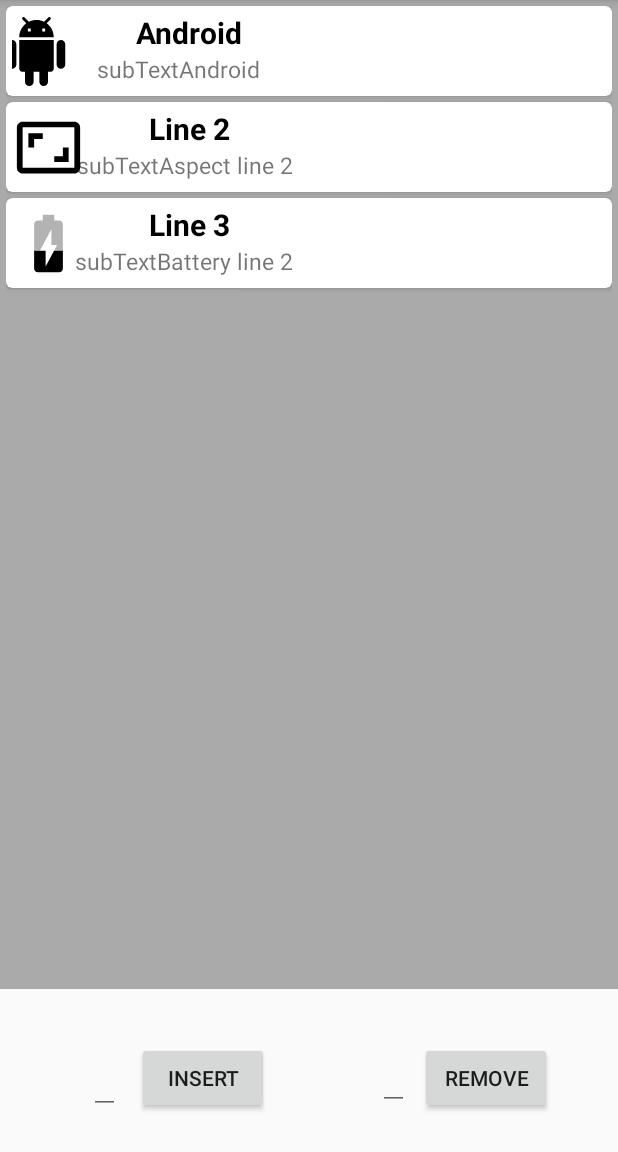
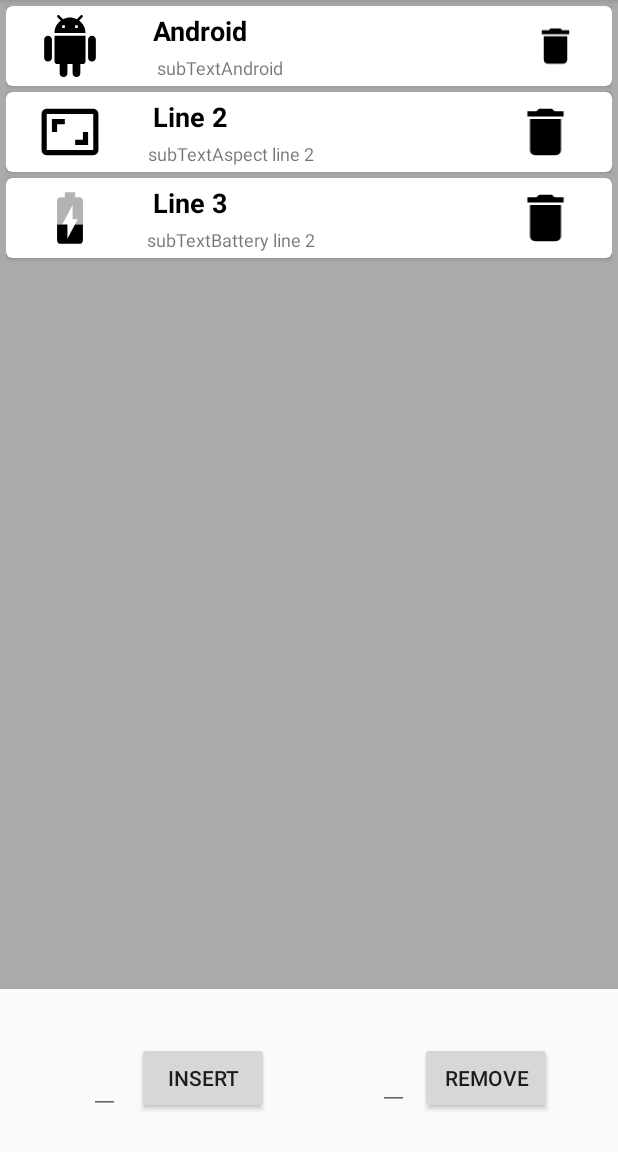
Before and after one commit to ivasku/AndroidRecyclerView_2, an Android app: the screen it shows after launch (MainActivity), on a phone screen of 412 x 824 dp, the part 84-1236 px from its top. Run offline under Robolectric (Android 15) with nearby library versions, the phone set to English and light mode, and no system bars.

Commit message:
Added delete icon and click listener to that image

```diff
--- a/app/src/main/java/com/tms/recyclerview_1/ExampleAdapter.java
+++ b/app/src/main/java/com/tms/recyclerview_1/ExampleAdapter.java
@@ -13,17 +13,51 @@ import java.util.ArrayList;
 
 public class ExampleAdapter extends RecyclerView.Adapter<ExampleAdapter.ExampleViewHolder> {
     private ArrayList<ExampleItem> mExampleList;
+    private OnItemClickListener listener;
+
+    public interface OnItemClickListener {
+        void onItemClick(int position);
+        void onDeleteClick(int position);
+    }
+
+    public void setOnClickListener(OnItemClickListener listener){
+        this.listener = listener;
+    }
 
     public static class ExampleViewHolder extends RecyclerView.ViewHolder {
         public ImageView mImageView;
         public TextView mTextView1;
         public TextView mTextView2;
+        public ImageView mDeleteImage;
 
-        public ExampleViewHolder(@NonNull View itemView) {
+        public ExampleViewHolder(@NonNull View itemView, final OnItemClickListener listener) {
             super(itemView);
             mImageView = itemView.findViewById(R.id.imageView);
             mTextView1 = itemView.findViewById(R.id.textView);
             mTextView2 = itemView.findViewById(R.id.textView2);
+            mDeleteImage = itemView.findViewById(R.id.deleteImage);
+
+            itemView.setOnClickListener(new View.OnClickListener() {
+                @Override
+                public void onClick(View view) {
+                    if (listener != null) {
+                        if (getAdapterPosition() != RecyclerView.NO_POSITION) {
+                            listener.onItemClick(getAdapterPosition());
+                        }
+                    }
+                }
+            });
+
+            mDeleteImage.setOnClickListener(new View.OnClickListener() {
+                @Override
+                public void onClick(View view) {
+                    if (listener != null) {
+                        if (getAdapterPosition() != RecyclerView.NO_POSITION) {
+                            listener.onDeleteClick(getAdapterPosition());
+                        }
+                    }
+                }
+            });
         }
     }
 
@@ -35,7 +69,7 @@ public class ExampleAdapter extends RecyclerView.Adapter<ExampleAdapter.ExampleV
     @Override
     public ExampleViewHolder onCreateViewHolder(@NonNull ViewGroup parent, int viewType) {
         View view = LayoutInflater.from(parent.getContext()).inflate(R.layout.example_item, parent, false);
-        ExampleViewHolder exampleViewHolder = new ExampleViewHolder(view);
+        ExampleViewHolder exampleViewHolder = new ExampleViewHolder(view, listener);
 
         return exampleViewHolder;
     }
--- a/app/src/main/java/com/tms/recyclerview_1/ExampleItem.java
+++ b/app/src/main/java/com/tms/recyclerview_1/ExampleItem.java
@@ -23,5 +23,9 @@ public class ExampleItem {
         this.mText2 = mText2;
     }
 
+    public void changeText1(String text) {
+        mText1 = text;
+    }
+
 
 }
--- a/app/src/main/java/com/tms/recyclerview_1/MainActivity.java
+++ b/app/src/main/java/com/tms/recyclerview_1/MainActivity.java
@@ -13,7 +13,7 @@ import java.util.ArrayList;
 
 public class MainActivity extends AppCompatActivity {
     private RecyclerView mRecyclerView;
-    private RecyclerView.Adapter mAdapter;
+    private ExampleAdapter mAdapter;
     private RecyclerView.LayoutManager mLayoutManager;
 
     private Button buttonInsert;
@@ -83,6 +83,18 @@ public class MainActivity extends AppCompatActivity {
 
         mRecyclerView.setLayoutManager(mLayoutManager);
         mRecyclerView.setAdapter(mAdapter);
+
+        mAdapter.setOnClickListener(new ExampleAdapter.OnItemClickListener() {
+            @Override
+            public void onItemClick(int position) {
+                changeItem(position, "Clicked");
+            }
+
+            @Override
+            public void onDeleteClick(int position) {
+                deleteItem(position);
+            }
+        });
     }
 
     private void insertItem(int position) {
@@ -94,4 +106,14 @@ public class MainActivity extends AppCompatActivity {
         exampleItems.remove(position);
         mAdapter.notifyItemRemoved(position);
     }
+
+    private void changeItem(int position, String text) {
+        exampleItems.get(position).changeText1(text);
+        mAdapter.notifyItemChanged(position);
+    }
+
+    private void deleteItem(int position) {
+        exampleItems.remove(position);
+        mAdapter.notifyItemRemoved(position);
+    }
 }
--- /dev/null
+++ b/app/src/main/res/drawable/ic_delete.xml
@@ -0,0 +1,9 @@
+<vector xmlns:android="http://schemas.android.com/apk/res/android"
+        android:width="24dp"
+        android:height="24dp"
+        android:viewportWidth="24.0"
+        android:viewportHeight="24.0">
+    <path
+        android:fillColor="#FF000000"
+        android:pathData="M6,19c0,1.1 0.9,2 2,2h8c1.1,0 2,-0.9 2,-2V7H6v12zM19,4h-3.5l-1,-1h-5l-1,1H5v2h14V4z"/>
+</vector>
--- a/app/src/main/res/layout/example_item.xml
+++ b/app/src/main/res/layout/example_item.xml
@@ -2,55 +2,75 @@
 <androidx.cardview.widget.CardView xmlns:android="http://schemas.android.com/apk/res/android"
     xmlns:app="http://schemas.android.com/apk/res-auto"
     xmlns:tools="http://schemas.android.com/tools"
-    app:cardCornerRadius="4dp"
+    android:id="@+id/cardView"
+    android:layout_width="match_parent"
+    android:layout_height="wrap_content"
+    android:layout_marginBottom="4dp"
     android:padding="4dp"
-    android:layout_marginBottom="4dp"
-    android:layout_width="match_parent"
-    android:layout_height="wrap_content">
+    app:cardCornerRadius="4dp">
 
     <androidx.constraintlayout.widget.ConstraintLayout
+        android:layout_width="match_parent"
+        android:layout_height="match_parent"
         android:layout_margin="4dp"
-        android:layout_width="match_parent"
-        android:layout_height="match_parent">
+        app:layout_constraintBottom_toBottomOf="@+id/textView"
+        app:layout_constraintTop_toBottomOf="@+id/textView">
 
         <ImageView
             android:id="@+id/imageView"
-            android:layout_width="50dp"
-            android:layout_height="50dp"
+            android:layout_width="45dp"
+            android:layout_height="45dp"
             android:layout_marginStart="4dp"
             android:padding="2dp"
             app:layout_constraintBottom_toBottomOf="parent"
             app:layout_constraintEnd_toStartOf="@+id/textView"
+            app:layout_constraintHorizontal_bias="0.266"
             app:layout_constraintStart_toStartOf="parent"
-            app:layout_constraintTop_toTopOf="parent" />
+            app:layout_constraintTop_toTopOf="parent"
+            app:layout_constraintVertical_bias="0.0" />
 
         <TextView
             android:id="@+id/textView"
             android:layout_width="wrap_content"
             android:layout_height="wrap_content"
-            android:layout_marginStart="42dp"
-            android:layout_marginEnd="256dp"
+            android:layout_marginStart="94dp"
+            android:layout_marginEnd="188dp"
             android:text="Line 1"
             android:textColor="@android:color/black"
-            android:textSize="20sp"
+            android:textSize="18sp"
             android:textStyle="bold"
             app:layout_constraintEnd_toEndOf="parent"
+            app:layout_constraintEnd_toStartOf="@+id/deleteImage"
             app:layout_constraintStart_toEndOf="@+id/imageView"
+            app:layout_constraintStart_toStartOf="parent"
             app:layout_constraintTop_toTopOf="parent" />
 
         <TextView
             android:id="@+id/textView2"
             android:layout_width="wrap_content"
             android:layout_height="wrap_content"
-            android:layout_marginStart="49dp"
-            android:layout_marginEnd="264dp"
-            android:layout_marginBottom="3dp"
+            android:layout_marginStart="8dp"
+            android:layout_marginTop="4dp"
+            android:layout_marginEnd="8dp"
             android:text="Line 2"
-            android:textSize="15sp"
+            android:textSize="12sp"
+            app:layout_constraintBottom_toTopOf="@+id/cardView"
+            app:layout_constraintEnd_toStartOf="@+id/deleteImage"
+            app:layout_constraintHorizontal_bias="0.148"
+            app:layout_constraintStart_toEndOf="@+id/imageView"
+            app:layout_constraintTop_toBottomOf="@+id/textView" />
+
+        <ImageView
+            android:id="@+id/deleteImage"
+            android:layout_width="0dp"
+            android:layout_height="0dp"
+            android:layout_marginEnd="16dp"
+            android:padding="2dp"
+            android:src="@drawable/ic_delete"
             app:layout_constraintBottom_toBottomOf="parent"
             app:layout_constraintEnd_toEndOf="parent"
-            app:layout_constraintStart_toEndOf="@+id/imageView"
-            app:layout_constraintTop_toBottomOf="@+id/textView" />
+            app:layout_constraintStart_toEndOf="@+id/textView"
+            app:layout_constraintTop_toTopOf="parent" />
 
 
     </androidx.constraintlayout.widget.ConstraintLayout>
```
